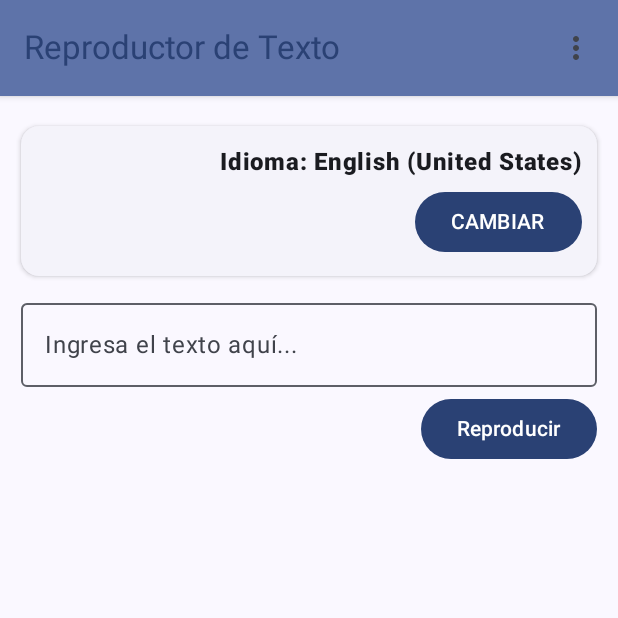
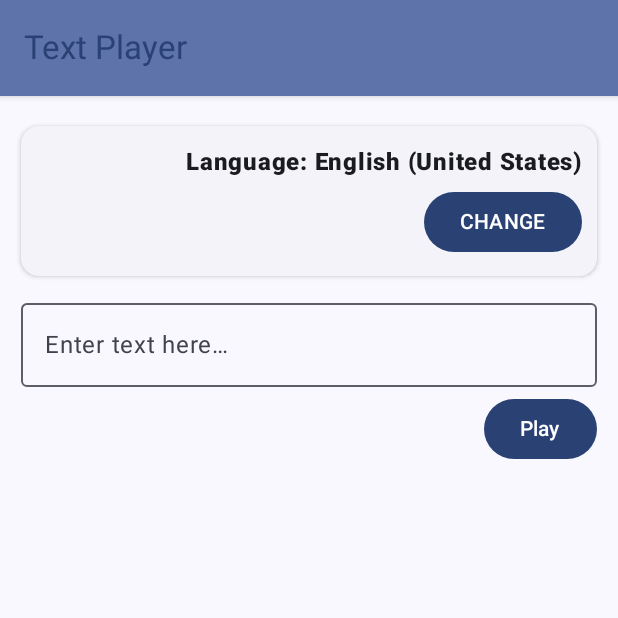
Before and after one commit to jcamilo1599/kotlin_text-to-speech, an Android app built with Jetpack Compose: the screen it shows after launch (MainActivity), on a phone screen of 412 x 824 dp, the top half of it. Run offline under Robolectric (Android 15) with nearby library versions, the phone set to English and light mode, and no system bars.

Commit message:
Se implementan múltiples idiomas

```diff
--- a/app/src/main/AndroidManifest.xml
+++ b/app/src/main/AndroidManifest.xml
@@ -1,6 +1,7 @@
 <?xml version="1.0" encoding="utf-8"?>
 <manifest xmlns:android="http://schemas.android.com/apk/res/android"
     xmlns:tools="http://schemas.android.com/tools" >
+    <uses-permission android:name="android.permission.INTERNET" />
 
     <application
         android:allowBackup="true"
--- a/app/src/main/java/com/worsof/text_player/MainActivity.kt
+++ b/app/src/main/java/com/worsof/text_player/MainActivity.kt
@@ -46,9 +46,11 @@ class MainActivity : ComponentActivity(), TextToSpeech.OnInitListener {
                         selectedLanguage = newLang
                         tts?.language = selectedLanguage
 
+                        val playbackLang = R.string.playback_lang
+
                         Toast.makeText(
                             this,
-                            "Idioma de reproducción: ${newLang.displayName}",
+                            "$playbackLang: ${newLang.displayName}",
                             Toast.LENGTH_SHORT
                         ).show()
                     }
--- a/app/src/main/java/com/worsof/text_player/ui/presentation/common/atoms/PlayTextBtn.kt
+++ b/app/src/main/java/com/worsof/text_player/ui/presentation/common/atoms/PlayTextBtn.kt
@@ -8,6 +8,8 @@ import androidx.compose.material3.Button
 import androidx.compose.material3.Text
 import androidx.compose.runtime.Composable
 import androidx.compose.ui.Modifier
+import androidx.compose.ui.res.stringResource
+import com.worsof.text_player.R
 
 @Composable
 fun PlayTextBtn(text: String, tts: TextToSpeech?) {
@@ -18,7 +20,7 @@ fun PlayTextBtn(text: String, tts: TextToSpeech?) {
         Button(
             onClick = { tts?.speak(text, TextToSpeech.QUEUE_FLUSH, null, "") },
         ) {
-            Text("Reproducir")
+            Text(text = stringResource(id = R.string.play))
         }
     }
 }
--- a/app/src/main/java/com/worsof/text_player/ui/presentation/common/atoms/TextEntryField.kt
+++ b/app/src/main/java/com/worsof/text_player/ui/presentation/common/atoms/TextEntryField.kt
@@ -5,13 +5,15 @@ import androidx.compose.material3.OutlinedTextField
 import androidx.compose.material3.Text
 import androidx.compose.runtime.Composable
 import androidx.compose.ui.Modifier
+import androidx.compose.ui.res.stringResource
+import com.worsof.text_player.R
 
 @Composable
 fun TextEntryField(text: String, onTextChange: (String) -> Unit) {
     OutlinedTextField(
         value = text,
         onValueChange = onTextChange,
-        label = { Text("Ingresa el texto aquí...") },
+        label = { Text(text = stringResource(id = R.string.enter_text_here)) },
         modifier = Modifier.fillMaxWidth()
     )
 }
--- a/app/src/main/java/com/worsof/text_player/ui/presentation/common/molecules/SelectLang.kt
+++ b/app/src/main/java/com/worsof/text_player/ui/presentation/common/molecules/SelectLang.kt
@@ -10,14 +10,18 @@ import androidx.compose.material3.Button
 import androidx.compose.material3.Text
 import androidx.compose.runtime.Composable
 import androidx.compose.ui.Modifier
+import androidx.compose.ui.res.stringResource
 import androidx.compose.ui.text.font.FontWeight
 import androidx.compose.ui.unit.dp
 import androidx.navigation.NavController
+import com.worsof.text_player.R
 import com.worsof.text_player.ui.presentation.common.atoms.CustomCard
 import java.util.Locale
 
 @Composable
 fun SelectLangMolecule(selectedLanguage: Locale, navController: NavController) {
+    val lang = stringResource(id = R.string.lang)
+
     CustomCard(content = {
         Column(
             modifier = Modifier.padding(
@@ -28,7 +32,7 @@ fun SelectLangMolecule(selectedLanguage: Locale, navController: NavController) {
             Row(modifier = Modifier.fillMaxWidth()) {
                 Spacer(modifier = Modifier.weight(1f))
                 Text(
-                    text = "Idioma: ${selectedLanguage.displayName}",
+                    text = "$lang: ${selectedLanguage.displayName}",
                     fontWeight = FontWeight.Black,
                 )
             }
@@ -42,7 +46,7 @@ fun SelectLangMolecule(selectedLanguage: Locale, navController: NavController) {
                 Button(
                     onClick = { navController.navigate("selectLang") },
                     content = {
-                        Text(text = "CAMBIAR")
+                        Text(text = stringResource(id = R.string.change))
                     }
                 )
             }
--- a/app/src/main/java/com/worsof/text_player/ui/presentation/common/organisms/AppBar.kt
+++ b/app/src/main/java/com/worsof/text_player/ui/presentation/common/organisms/AppBar.kt
@@ -1,30 +1,20 @@
 package com.worsof.text_player.ui.presentation.common.organisms
 
-import androidx.compose.material.icons.Icons
-import androidx.compose.material.icons.filled.MoreVert
-import androidx.compose.material3.DropdownMenu
-import androidx.compose.material3.DropdownMenuItem
 import androidx.compose.material3.ExperimentalMaterial3Api
-import androidx.compose.material3.Icon
-import androidx.compose.material3.IconButton
 import androidx.compose.material3.MaterialTheme
 import androidx.compose.material3.Surface
 import androidx.compose.material3.Text
 import androidx.compose.material3.TopAppBar
 import androidx.compose.material3.TopAppBarDefaults
 import androidx.compose.runtime.Composable
-import androidx.compose.runtime.getValue
-import androidx.compose.runtime.mutableStateOf
-import androidx.compose.runtime.remember
-import androidx.compose.runtime.setValue
+import androidx.compose.ui.res.stringResource
 import androidx.compose.ui.text.style.TextOverflow
 import androidx.compose.ui.unit.dp
+import com.worsof.text_player.R
 
 @OptIn(ExperimentalMaterial3Api::class)
 @Composable
 fun AppBar() {
-    var expanded by remember { mutableStateOf(false) }
-
     Surface(shadowElevation = 3.dp) {
         TopAppBar(
             colors = TopAppBarDefaults.topAppBarColors(
@@ -33,26 +23,11 @@ fun AppBar() {
             ),
             title = {
                 Text(
-                    text = "Reproductor de Texto",
+                    text = stringResource(id = R.string.app_name),
                     maxLines = 1,
                     overflow = TextOverflow.Ellipsis,
                 )
             },
-            actions = {
-                IconButton(onClick = { expanded = !expanded }) {
-                    Icon(Icons.Filled.MoreVert, contentDescription = "Acciones")
-                }
-
-                DropdownMenu(
-                    expanded = expanded,
-                    onDismissRequest = { expanded = false }
-                ) {
-                    DropdownMenuItem(
-                        text = { Text("Política de Privacidad") },
-                        onClick = { }
-                    )
-                }
-            }
         )
     }
 }
--- a/app/src/main/java/com/worsof/text_player/ui/presentation/pages/SelectLang.kt
+++ b/app/src/main/java/com/worsof/text_player/ui/presentation/pages/SelectLang.kt
@@ -17,8 +17,10 @@ import androidx.compose.runtime.Composable
 import androidx.compose.runtime.mutableStateOf
 import androidx.compose.runtime.remember
 import androidx.compose.ui.Modifier
+import androidx.compose.ui.res.stringResource
 import androidx.compose.ui.unit.dp
 import androidx.navigation.NavController
+import com.worsof.text_player.R
 import java.util.Locale
 
 @Composable
@@ -42,7 +44,7 @@ fun SelectLang(
             OutlinedTextField(
                 value = filterText.value,
                 onValueChange = { filterText.value = it },
-                label = { Text("Filtrar idiomas") },
+                label = { Text(text = stringResource(id = R.string.filter_lang)) },
                 modifier = Modifier
                     .fillMaxWidth()
                     .padding(8.dp)
@@ -63,7 +65,7 @@ fun SelectLang(
                             if (selectedLanguage == filteredLanguages[index]) {
                                 Icon(
                                     Icons.Filled.Done,
-                                    contentDescription = "Idioma seleccionado",
+                                    contentDescription = stringResource(id = R.string.playback_lang),
                                 )
                             }
                         }
--- a/app/src/main/res/values/strings.xml
+++ b/app/src/main/res/values/strings.xml
@@ -1,3 +1,9 @@
 <resources>
     <string name="app_name">Text Player</string>
+    <string name="playback_lang">Playback language</string>
+    <string name="filter_lang">Filter languages</string>
+    <string name="play">Play</string>
+    <string name="enter_text_here">Enter text here…</string>
+    <string name="lang">Language</string>
+    <string name="change">CHANGE</string>
 </resources>
```
Also changed, not shown: 2 other files.
